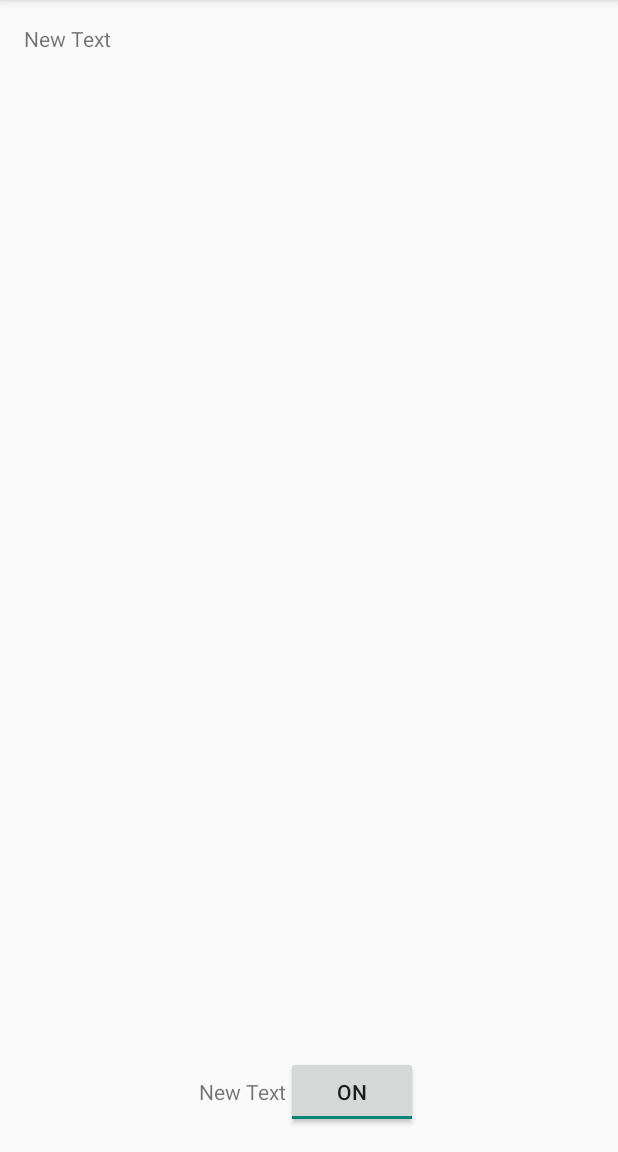
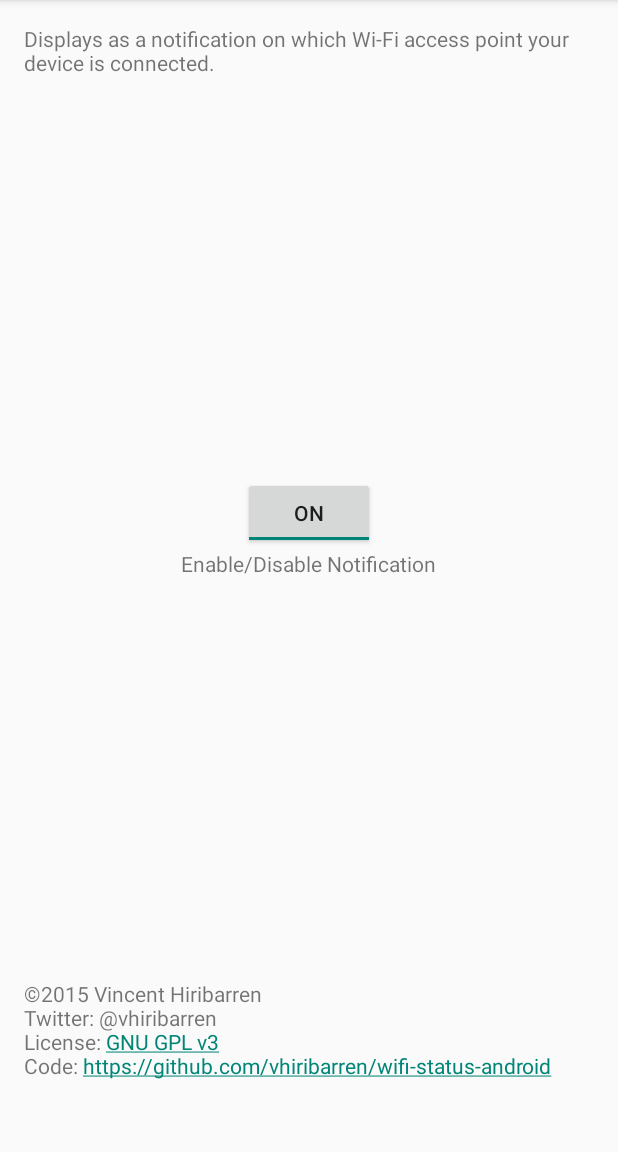
Before and after one commit to vhiribarren/wifi-status-android, an Android app: the screen it shows after launch (MainActivity), on a phone screen of 412 x 824 dp, the part 84-1236 px from its top. Run offline under Robolectric (Android 15) with nearby library versions, the phone set to English and light mode, and no system bars.

Commit message:
Add: some texts in main activity

```diff
--- a/app/src/main/java/net/alea/wifistatus/MainActivity.java
+++ b/app/src/main/java/net/alea/wifistatus/MainActivity.java
@@ -22,9 +22,13 @@ import android.content.ComponentName;
 import android.content.pm.PackageManager;
 import android.support.v7.app.AppCompatActivity;
 import android.os.Bundle;
+import android.text.Html;
+import android.text.method.LinkMovementMethod;
 import android.util.Log;
 import android.widget.CompoundButton;
+import android.widget.TextView;
 import android.widget.ToggleButton;
+
 
 public class MainActivity extends AppCompatActivity {
 
@@ -35,6 +39,11 @@ public class MainActivity extends AppCompatActivity {
 
         super.onCreate(savedInstanceState);
         setContentView(R.layout.activity_main);
+
+        // Needed to displays text as HTML with clickable links
+        final TextView authorText = (TextView)findViewById(R.id.author_label);
+        authorText.setText(Html.fromHtml(getResources().getString(R.string.app_author)));
+        authorText.setMovementMethod(LinkMovementMethod.getInstance());
 
         final ToggleButton toggleButton = (ToggleButton)findViewById(R.id.enableSwitch);
         final ComponentName receiver = new ComponentName(this, WifiStateNotification.class);
--- a/app/src/main/res/layout/activity_main.xml
+++ b/app/src/main/res/layout/activity_main.xml
@@ -8,16 +8,21 @@
 
     <TextView
         android:layout_width="match_parent"
-        android:layout_height="0dp"
+        android:layout_height="wrap_content"
         android:text="@string/app_description"
-        android:id="@+id/descriptionText"
-        android:layout_weight="1" />
+        android:id="@+id/descriptionText" />
 
     <LinearLayout
-        android:orientation="horizontal"
+        android:orientation="vertical"
         android:layout_width="match_parent"
-        android:layout_height="wrap_content"
-        android:gravity="center_horizontal">
+        android:layout_height="0dp"
+        android:gravity="center_horizontal|center_vertical"
+        android:layout_weight="1">
+
+        <ToggleButton
+            android:layout_width="wrap_content"
+            android:layout_height="wrap_content"
+            android:id="@+id/enableSwitch" />
 
         <TextView
             android:layout_width="wrap_content"
@@ -25,11 +30,12 @@
             android:text="@string/switch_label"
             android:id="@+id/enableLabel" />
 
-        <ToggleButton
-            android:layout_width="wrap_content"
-            android:layout_height="wrap_content"
-            android:id="@+id/enableSwitch" />
-
     </LinearLayout>
 
+    <TextView
+        android:layout_width="match_parent"
+        android:layout_height="wrap_content"
+        android:id="@+id/author_label"
+        android:text="@string/app_author" />
+
 </LinearLayout>
--- a/app/src/main/res/values/strings.xml
+++ b/app/src/main/res/values/strings.xml
@@ -1,5 +1,13 @@
 <resources>
     <string name="app_name">WiFi Status</string>
-    <string name="switch_label">New Text</string>
-    <string name="app_description">New Text</string>
+    <string name="switch_label">Enable/Disable Notification</string>
+    <string name="app_author"><![CDATA[
+    <p>
+        ©2015 Vincent Hiribarren<br>
+        Twitter: @vhiribarren<br>
+        License: <a href="http://opensource.org/licenses/GPL-3.0">GNU GPL v3</a><br>
+        Code: <a href="https://github.com/vhiribarren/wifi-status-android">https://github.com/vhiribarren/wifi-status-android</a>
+    </p>
+    ]]></string>
+    <string name="app_description">Displays as a notification on which Wi-Fi access point your device is connected.</string>
 </resources>
```
